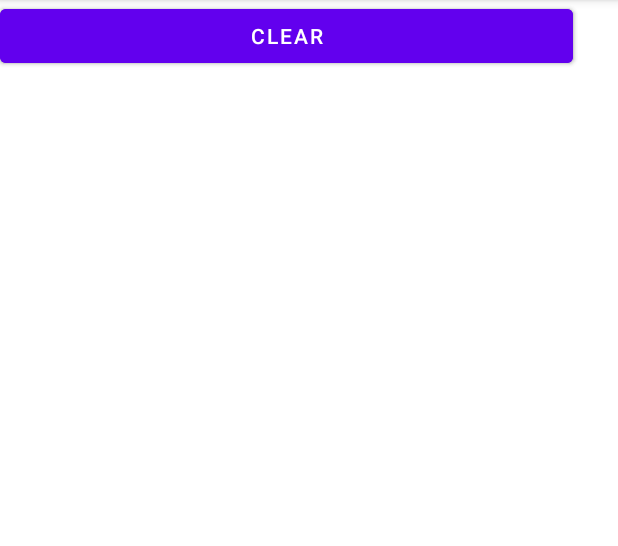
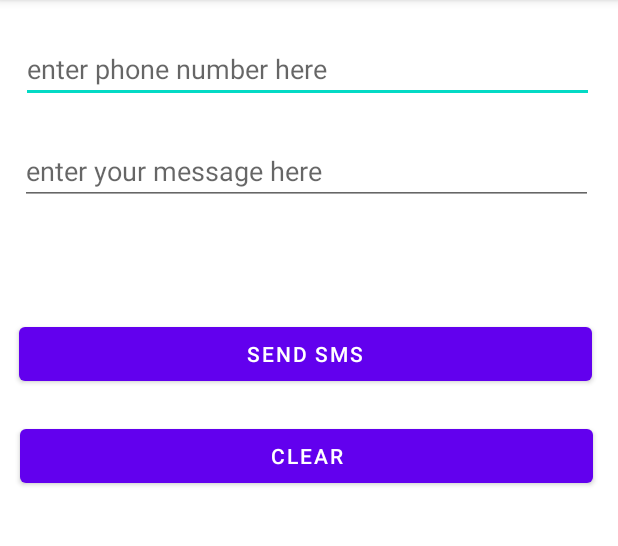
Before and after one commit to solidusrse/CASTANEDAMobileApp, an Android app: the Activity_SendSMSPage screen opened directly, with no data from a screen before it, on a phone screen of 412 x 824 dp, the part 84-630 px from its top. Run offline under Robolectric (Android 15) with nearby library versions, the phone set to English and light mode, and no system bars.

Commit message:
added constraints

```diff
--- a/app/src/main/java/com/example/castaedamobileapp/MainActivity.java
+++ b/app/src/main/java/com/example/castaedamobileapp/MainActivity.java
@@ -18,9 +18,11 @@ public class MainActivity extends AppCompatActivity implements View.OnClickListe
         Button act1Button = findViewById(R.id.btnActvity1);
         Button act2Button = findViewById(R.id.btnActivity2);
         Button act3Button = findViewById(R.id.btnActivity3);
+        Button sendSms = findViewById(R.id.btnSendSms);
         act1Button.setOnClickListener(this);
         act2Button.setOnClickListener(this);
         act3Button.setOnClickListener(this);
+        sendSms.setOnClickListener(this);
     }
 
 
@@ -41,6 +43,10 @@ public class MainActivity extends AppCompatActivity implements View.OnClickListe
                 Toast.makeText(MainActivity.this, "Activity 3 button is clicked!", Toast.LENGTH_SHORT).show();
 
                 break;
+            case R.id.btnSendSms:
+                Intent smsIntent = new Intent(this, Activity_SendSMSPage.class);
+                startActivity(smsIntent);
+                break;
         }
     }
 }
--- a/app/src/main/res/layout/activity_send_smspage.xml
+++ b/app/src/main/res/layout/activity_send_smspage.xml
@@ -11,27 +11,35 @@
         android:id="@+id/editTextPhoneNum"
         android:layout_width="382dp"
         android:layout_height="45dp"
+        android:layout_marginEnd="16dp"
         android:ems="10"
         android:hint="enter phone number here"
         android:inputType="phone"
-        tools:layout_editor_absoluteX="16dp"
-        tools:layout_editor_absoluteY="16dp" />
+        app:layout_constraintBottom_toTopOf="@+id/editTextMessage"
+        app:layout_constraintEnd_toEndOf="parent"
+        app:layout_constraintTop_toTopOf="parent" />
+
+    <Button
+        android:id="@+id/btnClearSMS"
+        android:layout_width="382dp"
+        android:layout_height="48dp"
+        android:layout_marginBottom="440dp"
+        android:text="Clear"
+        app:layout_constraintBottom_toBottomOf="parent"
+        app:layout_constraintEnd_toEndOf="parent"
+        app:layout_constraintHorizontal_bias="0.448"
+        app:layout_constraintStart_toStartOf="parent" />
 
     <Button
         android:id="@+id/btnSendSMS"
         android:layout_width="382dp"
         android:layout_height="48dp"
+        android:layout_marginBottom="20dp"
         android:text="SEND SMS"
-        tools:layout_editor_absoluteX="17dp"
-        tools:layout_editor_absoluteY="156dp" />
-
-    <Button
-        android:id="@+id/btnClearSMS"
-        android:layout_width="382dp"
-        android:layout_height="48dp"
-        android:text="Clear"
-        tools:layout_editor_absoluteX="17dp"
-        tools:layout_editor_absoluteY="213dp" />
+        app:layout_constraintBottom_toTopOf="@+id/btnClearSMS"
+        app:layout_constraintEnd_toEndOf="parent"
+        app:layout_constraintHorizontal_bias="0.413"
+        app:layout_constraintStart_toStartOf="parent" />
 
     <EditText
         android:id="@+id/editTextMessage"
@@ -41,6 +49,10 @@
         android:gravity="start|top"
         android:hint="enter your message here"
         android:inputType="textMultiLine"
-        tools:layout_editor_absoluteX="16dp"
-        tools:layout_editor_absoluteY="73dp" />
+        app:layout_constraintBottom_toTopOf="@+id/btnSendSMS"
+        app:layout_constraintEnd_toEndOf="parent"
+        app:layout_constraintHorizontal_bias="0.448"
+        app:layout_constraintStart_toStartOf="parent"
+        app:layout_constraintTop_toTopOf="parent"
+        app:layout_constraintVertical_bias="0.549" />
 </androidx.constraintlayout.widget.ConstraintLayout>
```
Also changed, not shown: app/src/main/res/layout/activity_main.xml (+11 -5 lines).
